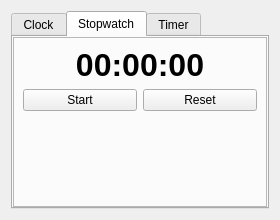
Before: the Qt Designer form krita_time_manager/krita_time_manager.ui in justsadsmile/krita_time_manager, drawn with Qt 5.
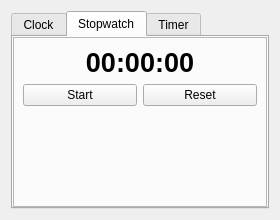
After: the same form once the commit is applied. The open tabs and pages were chosen to show the change.

Commit message: style(stopwatch): narrower ring

```diff
--- a/krita_time_manager/krita_time_manager.ui
+++ b/krita_time_manager/krita_time_manager.ui
@@ -87,7 +87,7 @@
         <widget class="QLabel" name="stopwatchLabel">
          <property name="font">
           <font>
-           <pointsize>24</pointsize>
+           <pointsize>20</pointsize>
            <weight>75</weight>
            <bold>true</bold>
           </font>
```
The commit also changes 1 other file.
